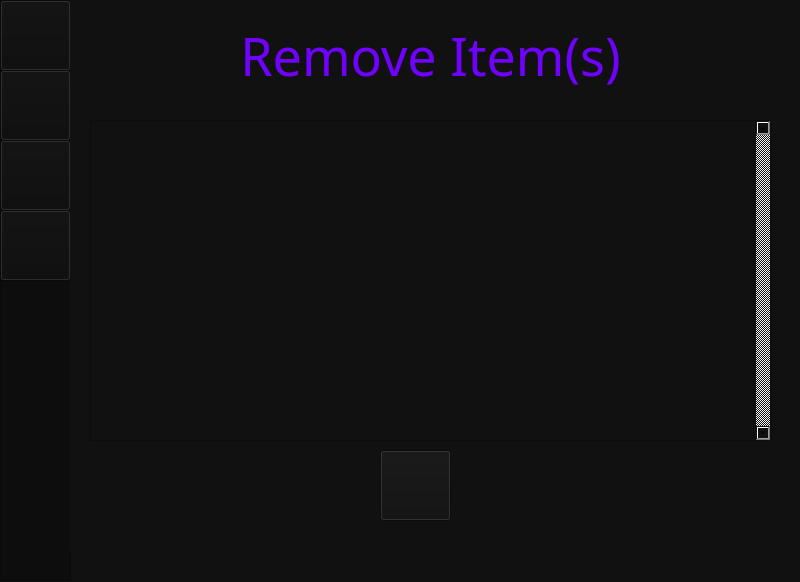
First picture: the form in KitchenAppGUI.ui, repository ybharatu/KitchenAssistant, before the edit.
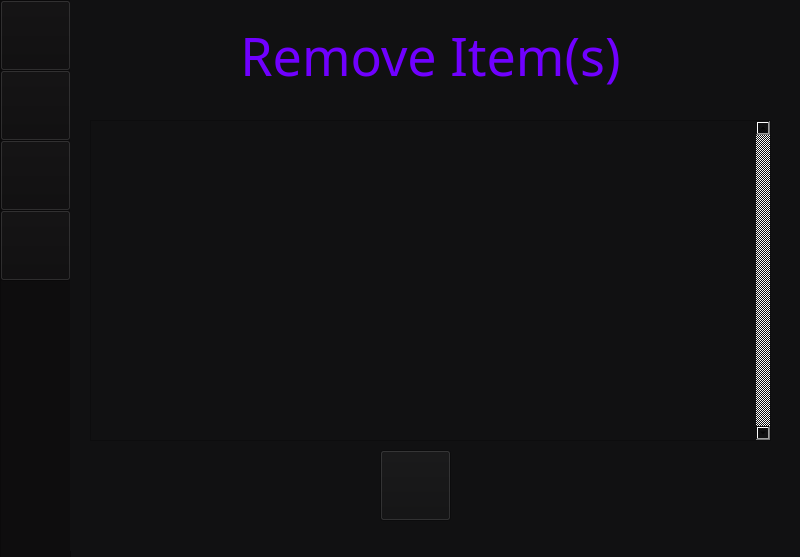
Second picture: the form after the edit. The open tabs and pages were chosen to show the change. Icons and pictures are not drawn.

Commit message: Changed button and text field names

The edit to the form file:
```diff
--- a/KitchenAppGUI.ui
+++ b/KitchenAppGUI.ui
@@ -7,7 +7,7 @@
     <x>0</x>
     <y>0</y>
     <width>800</width>
-    <height>582</height>
+    <height>557</height>
    </rect>
   </property>
   <property name="windowTitle">
```
Left out of the diff: 22 changed lines with no effect on the pictures. The commit also changes 2 other files.
